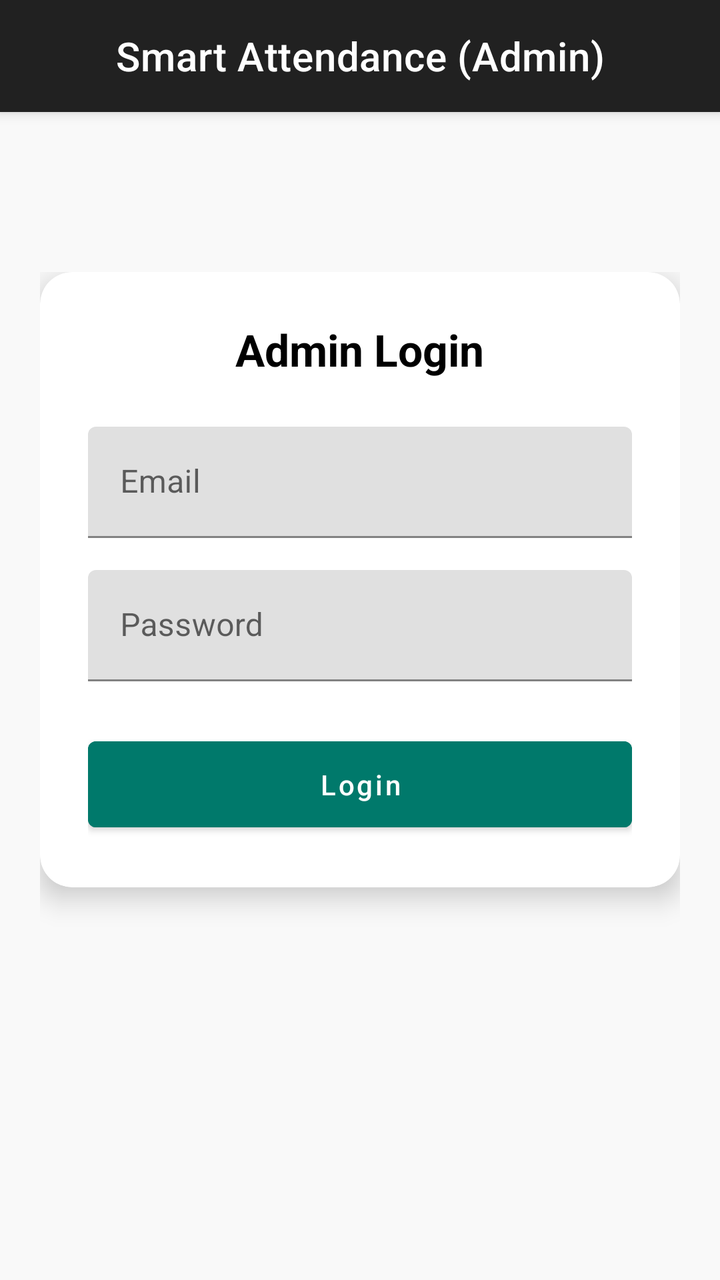
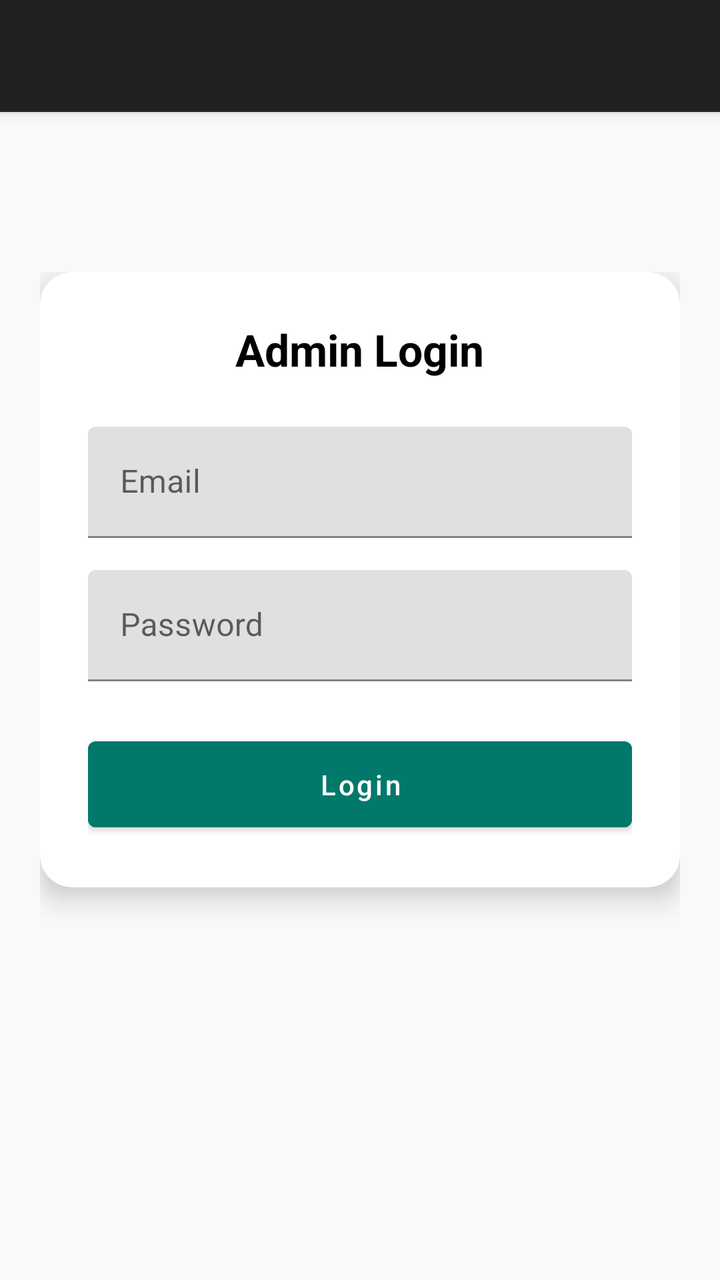

The first picture is an Android layout as it rendered before a commit; the second is the same layout after the commit. The layout source and the unified diff follow.
<!-- AndroidManifest.xml: activity theme Theme.MaterialComponents.DayNight.DarkActionBar -->
<!-- res/layout/activity_admin_login.xml -->
<?xml version="1.0" encoding="utf-8"?>
<FrameLayout
    xmlns:android="http://schemas.android.com/apk/res/android"
    xmlns:app="http://schemas.android.com/apk/res-auto"
    xmlns:tools="http://schemas.android.com/tools"
    android:id="@+id/adminLoginFrame"
    android:layout_width="match_parent"
    android:layout_height="match_parent"
    android:background="#F9F9F9"
    tools:context=".AdminLoginActivity">

    
    <androidx.coordinatorlayout.widget.CoordinatorLayout
        android:layout_width="match_parent"
        android:layout_height="match_parent">

        
        <com.google.android.material.appbar.AppBarLayout
            android:layout_width="match_parent"
            android:layout_height="wrap_content"
            android:theme="@style/ThemeOverlay.MaterialComponents.Dark.ActionBar">

            <com.google.android.material.appbar.MaterialToolbar
                android:id="@+id/topAppBar"
                android:layout_width="match_parent"
                android:layout_height="?attr/actionBarSize"
                android:backgroundTint="@color/teal_700"
                app:title="Smart Attendance (Admin)"
                app:titleCentered="true"
                app:titleTextColor="@android:color/white" />
        </com.google.android.material.appbar.AppBarLayout>

        
        <ScrollView
            android:layout_width="match_parent"
            android:layout_height="match_parent"
            app:layout_behavior="@string/appbar_scrolling_view_behavior"
            android:padding="20dp">

            <LinearLayout
                android:layout_width="match_parent"
                android:layout_height="wrap_content"
                android:orientation="vertical"
                android:gravity="center_horizontal"
                android:paddingTop="60dp">

                <com.google.android.material.card.MaterialCardView
                    android:layout_width="match_parent"
                    android:layout_height="wrap_content"
                    android:layout_marginBottom="24dp"
                    app:cardCornerRadius="16dp"
                    app:cardElevation="8dp"
                    android:backgroundTint="@android:color/white">

                    <LinearLayout
                        android:layout_width="match_parent"
                        android:layout_height="wrap_content"
                        android:orientation="vertical"
                        android:padding="24dp">

                        
                        <TextView
                            android:layout_width="wrap_content"
                            android:layout_height="wrap_content"
                            android:text="Admin Login"
                            android:textColor="@color/black"
                            android:textSize="22sp"
                            android:textStyle="bold"
                            android:layout_gravity="center_horizontal"
                            android:layout_marginBottom="24dp" />

                        
                        <com.google.android.material.textfield.TextInputLayout
                            android:layout_width="match_parent"
                            android:layout_height="wrap_content"
                            android:hint="Email">

                            <com.google.android.material.textfield.TextInputEditText
                                android:id="@+id/etAdminEmail"
                                android:layout_width="match_parent"
                                android:layout_height="wrap_content"
                                android:inputType="textEmailAddress"
                                android:textColor="@color/black" />
                        </com.google.android.material.textfield.TextInputLayout>

                        
                        <com.google.android.material.textfield.TextInputLayout
                            android:layout_width="match_parent"
                            android:layout_height="wrap_content"
                            android:hint="Password"
                            android:layout_marginTop="16dp">

                            <com.google.android.material.textfield.TextInputEditText
                                android:id="@+id/etAdminPassword"
                                android:layout_width="match_parent"
                                android:layout_height="wrap_content"
                                android:inputType="textPassword"
                                android:textColor="@color/black" />
                        </com.google.android.material.textfield.TextInputLayout>

                        
                        <Button
                            android:id="@+id/btnAdminloginButton"
                            android:layout_width="match_parent"
                            android:layout_height="wrap_content"
                            android:text="Login"
                            android:textAllCaps="false"
                            android:backgroundTint="@color/teal_700"
                            android:textColor="@android:color/white"
                            android:layout_marginTop="24dp"
                            android:padding="12dp" />

                    </LinearLayout>
                </com.google.android.material.card.MaterialCardView>

            </LinearLayout>
        </ScrollView>
    </androidx.coordinatorlayout.widget.CoordinatorLayout>

    
    <ProgressBar
        android:id="@+id/adminProgressBar"
        style="?android:attr/progressBarStyleLarge"
        android:layout_width="wrap_content"
        android:layout_height="wrap_content"
        android:layout_gravity="center"
        android:visibility="gone" />

</FrameLayout>
<!-- resources referenced by this layout -->
<resources>
  <color name="black">#FF000000</color>
  <color name="teal_700">#00796B</color>
</resources>

<!-- the commit's change to res/layout/activity_admin_login.xml (unified diff, before → after) -->
@@ -25,7 +25,6 @@
                 android:layout_width="match_parent"
                 android:layout_height="?attr/actionBarSize"
                 android:backgroundTint="@color/teal_700"
-                app:title="Smart Attendance (Admin)"
                 app:titleCentered="true"
                 app:titleTextColor="@android:color/white" />
         </com.google.android.material.appbar.AppBarLayout>
